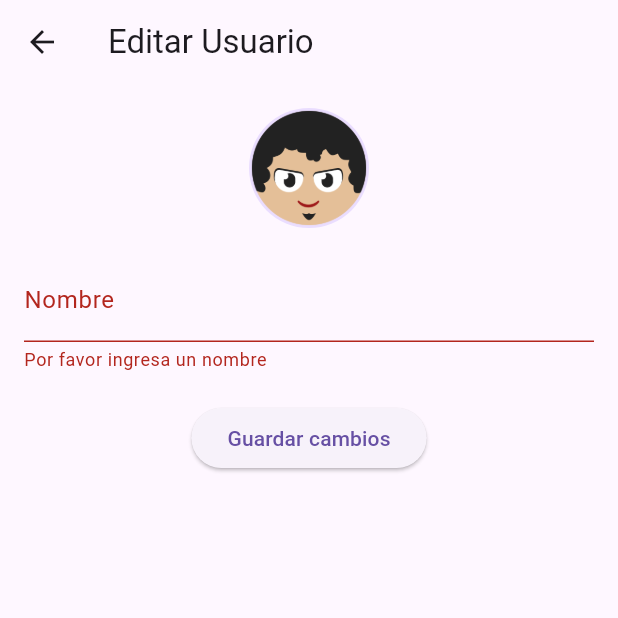
After one commit to AntonellaDalPoggetto/TP3-FitTracker, a Flutter app: the UserScreen screen opened by its route, after a tap on "Guardar cambios", on a phone screen of 412 x 824 dp, the top half of it. The commit adds this screen. Run offline on Flutter 3.47's test engine with Material 3 defaults, Android fonts, the light colour scheme and no system bars; our stand-ins replace carousel_slider, cloud_firestore, firebase_auth, firebase_core, fl_chart, flutter_riverpod and 2 more; accounts and stored records are empty; network calls fail.

Commit message:
nueva pantalla usuario

```diff
--- a/lib/core/router/app_router.dart
+++ b/lib/core/router/app_router.dart
@@ -10,6 +10,7 @@ import 'package:fittracker/presentation/screens/meals_list_screen.dart';
 import 'package:fittracker/presentation/screens/meals_registration_screen.dart';
 import 'package:fittracker/presentation/screens/register.dart';
 import 'package:fittracker/presentation/screens/user_options.dart';
+import 'package:fittracker/presentation/screens/user_screen.dart';
 import 'package:go_router/go_router.dart';
 
 
@@ -40,6 +41,11 @@ final appRouter = GoRouter(
       path: '/change_password',
       name: ChangePasswordScreen.name,
       builder: (context, state) => const ChangePasswordScreen(),
+    ),
+    GoRoute(
+      path: '/user_screen',
+      name: UserScreen.name,
+      builder: (context, state) => const UserScreen(),
     ),
     GoRoute(
       path: '/',
@@ -79,65 +85,3 @@ final appRouter = GoRouter(
     ),
   ],
 );
-
-
-// final appRouter = GoRouter(
-//   initialLocation: '/login',
-//   routes: [
-//     GoRoute(
-//       path: '/home',
-//       name: Home.name,
-//       builder: (context, state) => MainContainer(child: const Home()),
-//     ),
-//     GoRoute(
-//       path: '/login',
-//       name: LoginScreen.name,
-//       builder: (context, state) => const LoginScreen(),
-//     ),
-//     GoRoute(
-//       path: '/register',
-//       name: Register.name,
-//       builder: (context, state) => const Register(),
-//     ),
-//     GoRoute(
-//       path: '/exercise_registration',
-//       name: ExerciseRegistrationScreen.name,
-//       builder: (context, state) => const ExerciseRegistrationScreen(),
-//     ),
-//     GoRoute(
-//       path: '/exercises_list',
-//       name: ExercisesListScreen.name,
-//       builder: (context, state) =>  MainContainer(children: [const ExercisesListScreen()]),
-//     ),
-//     GoRoute(
-//       path: '/graphics_modifier',
-//       name: GraphicsModifierScreen.name,
-//       builder: (context, state) =>  MainContainer(child: const GraphicsModifierScreen()),
-//     ),
-//     GoRoute(
-//       path: '/meals_list',
-//       name: MealsListScreen.name,
-//       builder: (context, state) =>  MainContainer(child: const MealsListScreen()),
-//     ),
-//     GoRoute(
-//       path: '/meals_registration',
-//       name: MealsRegistrationScreen.name,
-//       builder: (context, state) => const MealsRegistrationScreen(),
-//     ),
-//     GoRoute(
-//       path: '/user_options',
-//       name: UserOptions.name,
-//       builder: (context, state) =>  MainContainer(child: const UserOptions()),
-//     ),
-//     GoRoute(
-//       path: '/about_screen',
-//       name: AboutScreen.name,
-//       builder: (context, state) =>  MainContainer(child: const AboutScreen()),
-//     ),
-//       GoRoute(
-//       path: '/change_password',
-//       name: ChangePasswordScreen.name,
-//       builder: (context, state) => const ChangePasswordScreen(),
-//     ),
-//   ],
-// );
--- a/lib/presentation/screens/change_password_screen.dart
+++ b/lib/presentation/screens/change_password_screen.dart
@@ -4,7 +4,7 @@ import 'package:fittracker/presentation/providers/auth_provider.dart';
 import 'package:firebase_auth/firebase_auth.dart';
 
 class ChangePasswordScreen extends ConsumerStatefulWidget {
-  static const String name = 'change_password';
+  static const String name = 'cambio contraseña';
 
   const ChangePasswordScreen({super.key});
   @override
--- a/lib/presentation/screens/exercise_registration_screen.dart
+++ b/lib/presentation/screens/exercise_registration_screen.dart
@@ -5,7 +5,7 @@ import 'package:flutter_riverpod/flutter_riverpod.dart';
 import 'package:go_router/go_router.dart';
 
 class ExerciseRegistrationScreen extends StatelessWidget {
-  static const String name = 'Registra tu ejercicio';
+  static const String name = 'Registro de ejercicios';
 
   const ExerciseRegistrationScreen({super.key});
 
--- a/lib/presentation/screens/meals_registration_screen.dart
+++ b/lib/presentation/screens/meals_registration_screen.dart
@@ -5,7 +5,7 @@ import 'package:flutter_riverpod/flutter_riverpod.dart';
 import 'package:go_router/go_router.dart';
 
 class MealsRegistrationScreen extends StatelessWidget {
-  static const String name = 'Registra tu comida';
+  static const String name = 'Registro de comida';
 
   const MealsRegistrationScreen({super.key});
 
--- a/lib/presentation/screens/user_options.dart
+++ b/lib/presentation/screens/user_options.dart
@@ -4,7 +4,7 @@ import 'package:flutter_riverpod/flutter_riverpod.dart';
 import 'package:go_router/go_router.dart';
 
 class UserOptions extends ConsumerStatefulWidget {
-  static const String name = 'User Options';
+  static const String name = 'Opciones de usuario';
 
   const UserOptions({super.key});
 
@@ -30,6 +30,13 @@ class _UserOptionsView extends ConsumerState<UserOptions> {
         child: Column(
           crossAxisAlignment: CrossAxisAlignment.start,
           children: [
+            ListTile(
+              leading: const Icon(Icons.person),
+              title: const Text('Usuario'),
+              onTap: () {
+                context.push('/user_screen');
+              },
+            ),
             ListTile(
               leading: const Icon(Icons.lock),
               title: const Text('Cambiar Contraseña'),
--- /dev/null
+++ b/lib/presentation/screens/user_screen.dart
@@ -0,0 +1,123 @@
+import 'package:fittracker/presentation/providers/user_Provider.dart';
+import 'package:flutter/material.dart';
+import 'package:flutter_riverpod/flutter_riverpod.dart';
+
+class UserScreen extends ConsumerStatefulWidget {
+  static const String name = 'Usuario';
+
+  const UserScreen({super.key});
+
+  @override
+  _UserScreenState createState() => _UserScreenState();
+}
+
+class _UserScreenState extends ConsumerState<UserScreen> {
+  final _formKey = GlobalKey<FormState>();
+  late TextEditingController _nameController;
+  int? _selectedImageId;
+  final List<String> profileImages = [
+    'lib/assets/images/profile1.png',
+    'lib/assets/images/profile2.png',
+    'lib/assets/images/profile3.png',
+    'lib/assets/images/profile4.png',
+    'lib/assets/images/profile5.png',
+  ];
+
+  @override
+  void initState() {
+    super.initState();
+    final currentUser = ref.read(userProvider);
+    _nameController = TextEditingController(text: currentUser?.username ?? "");
+    _selectedImageId = currentUser?.idImage;
+  }
+
+  Future<void> _saveChanges() async {
+    if (_formKey.currentState!.validate()) {
+      final newName = _nameController.text;
+      await ref.read(userProvider.notifier).updateUser(
+        newName: newName,
+        newImageId: _selectedImageId,
+      );
+      Navigator.pop(context);
+    }
+  }
+
+  void _selectProfileImage() {
+    showModalBottomSheet(
+      context: context,
+      builder: (context) {
+        return GridView.builder(
+          padding: const EdgeInsets.all(8),
+          gridDelegate: const SliverGridDelegateWithFixedCrossAxisCount(
+            crossAxisCount: 2,
+            mainAxisSpacing: 10,
+            crossAxisSpacing: 10,
+          ),
+          itemCount: profileImages.length,
+          itemBuilder: (context, index) {
+            return GestureDetector(
+              onTap: () {
+                setState(() {_selectedImageId = index + 1;});
+                Navigator.pop(context);
+              },
+              child: CircleAvatar(
+                radius: 40,
+                backgroundImage: AssetImage(profileImages[index]),
+              ),
+            );
+          },
+        );
+      },
+    );
+  }
+
+
+  @override
+  Widget build(BuildContext context) {
+    final currentUser = ref.watch(userProvider);
+    return Scaffold(
+      appBar: AppBar(
+        title: const Text("Editar Usuario"),
+        leading: IconButton(
+          icon: const Icon(Icons.arrow_back),
+          onPressed: () => Navigator.pop(context),
+        ),
+      ),
+      body: Padding(
+        padding: const EdgeInsets.all(16.0),
+        child: Form(
+          key: _formKey,
+          child: Column(
+            children: [
+              GestureDetector(
+                onTap: _selectProfileImage,
+                child: CircleAvatar(
+                  radius: 40,
+                  backgroundImage: AssetImage(
+                    profileImages[(_selectedImageId ?? ref.read(userProvider)?.idImage ?? 1) - 1],
+                  ),
+                ),
+              ),
+              const SizedBox(height: 20),
+              TextFormField(
+                controller: _nameController,
+                decoration: const InputDecoration(labelText: 'Nombre'),
+                validator: (value) {
+                  if (value == null || value.isEmpty) {
+                    return 'Por favor ingresa un nombre';
+                  }
+                  return null;
+                },
+              ),
+              const SizedBox(height: 20),
+              ElevatedButton(
+                onPressed: _saveChanges,
+                child: const Text("Guardar cambios"),
+              ),
+            ],
+          ),
+        ),
+      ),
+    );
+  }
+}
--- a/pubspec.yaml
+++ b/pubspec.yaml
@@ -31,6 +31,12 @@ dev_dependencies:
 
 flutter:
   uses-material-design: true
+  assets:
+    - lib/assets/images/profile1.png
+    - lib/assets/images/profile2.png
+    - lib/assets/images/profile3.png
+    - lib/assets/images/profile4.png
+    - lib/assets/images/profile5.png
 
 # fonts:
 #  - family: Rubik
```
Also changed, not shown: lib/presentation/entities/user.dart (+23 -1 lines), lib/presentation/providers/chart_provider.dart (+11 -16 lines), lib/presentation/providers/user_Provider.dart (+20 -0 lines), lib/assets/images/profile1.png (added), lib/assets/images/profile2.png (added), lib/assets/images/profile3.png (added), lib/assets/images/profile4.png (added), lib/assets/images/profile5.png (added).
